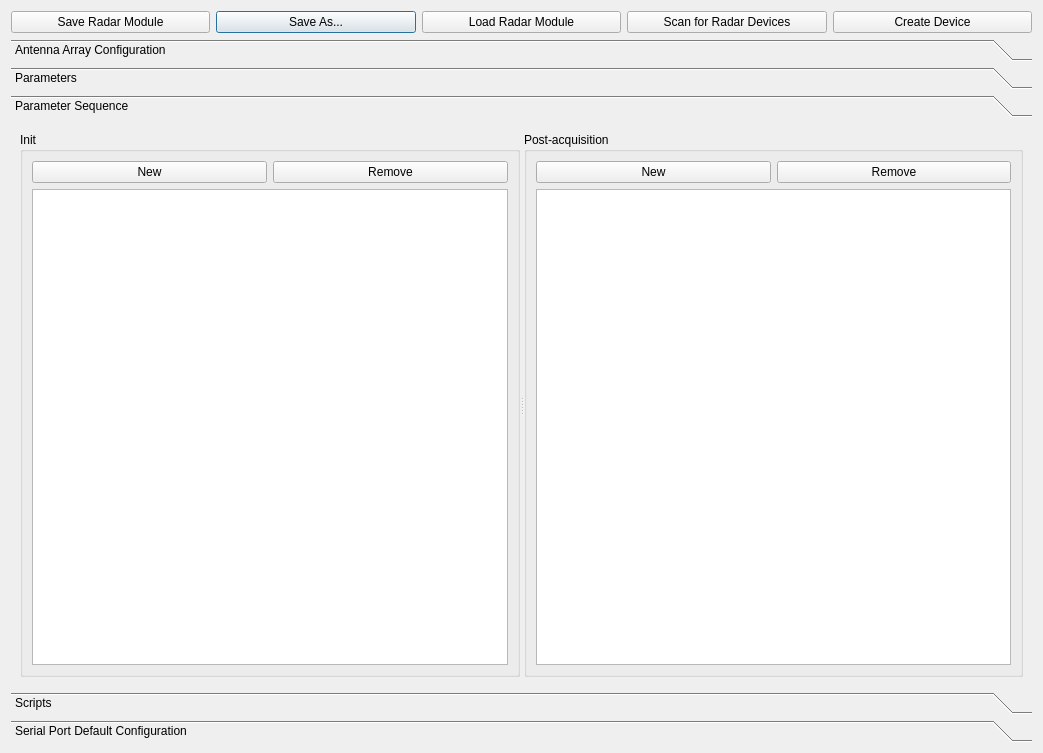
Old version of the form uiElements/wndradarmoduleeditor.ui in the repository ARIA-Sensing-srl/ARIA_RDK.
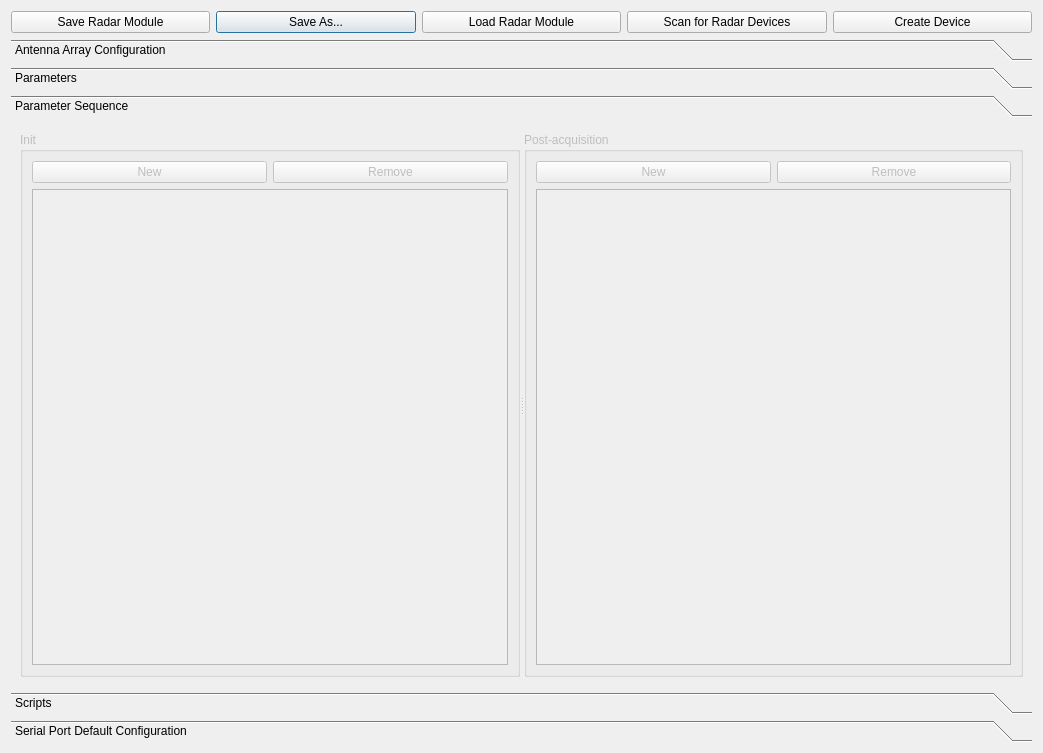
New version of the form. The open tabs and pages were chosen to show the change. Icons and pictures are not drawn.

Patch:
```diff
--- a/uiElements/wndradarmoduleeditor.ui
+++ b/uiElements/wndradarmoduleeditor.ui
@@ -287,14 +287,14 @@
      </widget>
      <widget class="QWidget" name="tblParamSequence">
       <property name="enabled">
-       <bool>true</bool>
+       <bool>false</bool>
       </property>
       <property name="geometry">
        <rect>
         <x>0</x>
         <y>0</y>
         <width>1025</width>
-        <height>543</height>
+        <height>531</height>
        </rect>
       </property>
       <attribute name="label">
```
Left out of the diff: 10 changed lines with no effect on the pictures.
